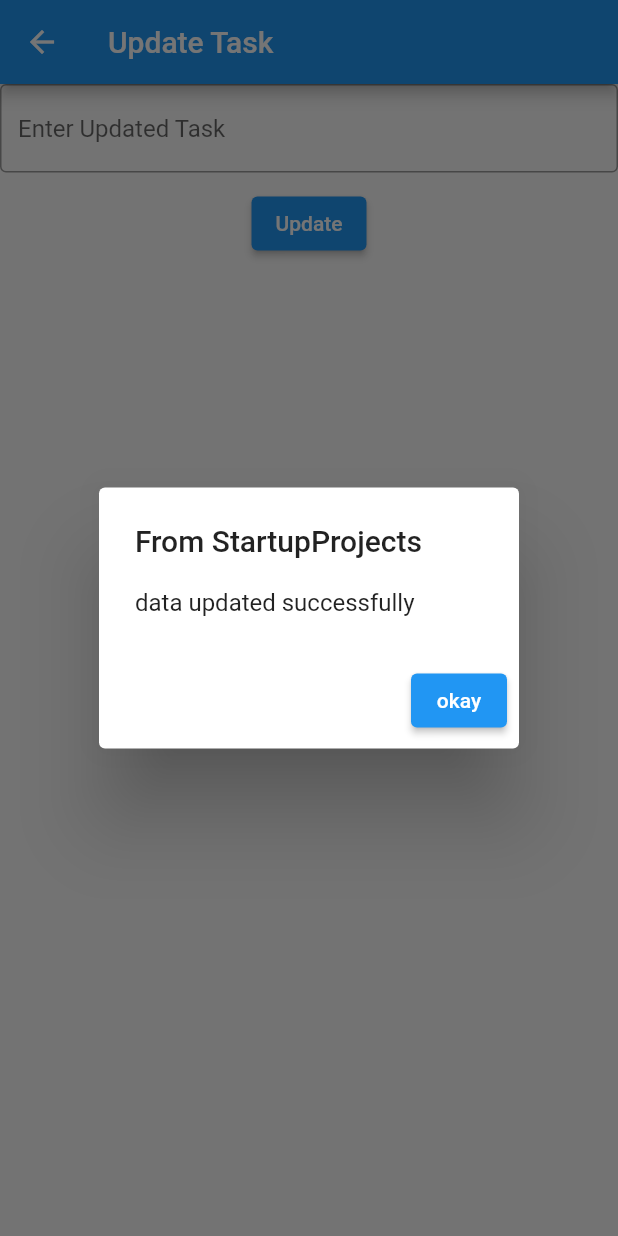
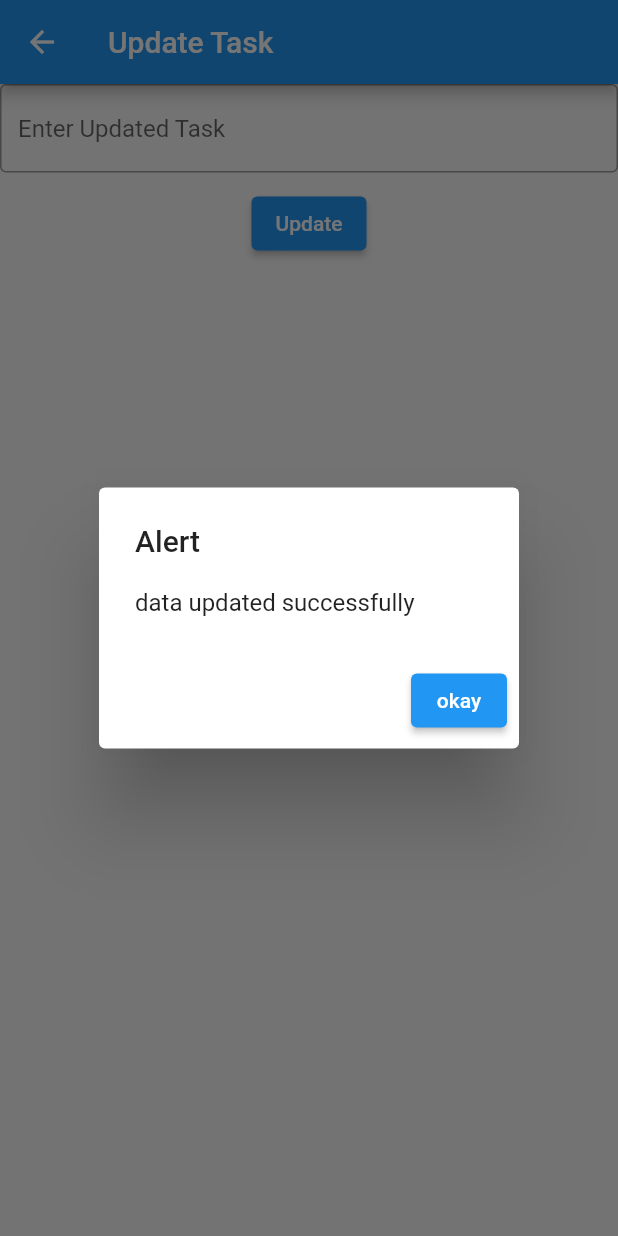
Before and after one commit to gabrialprince/Flutter_Firebase_CRUD_Operation, a Flutter app: the UpdateScreen screen opened directly with empty values, after a tap on "Update", on a phone screen of 412 x 824 dp. Run offline on Flutter 3.47's test engine with Material 2 defaults, Android fonts, the phone set to English and light mode, and no system bars; our stand-ins replace cloud_firestore, firebase_core; accounts and stored records are empty.

Commit message:
some changes

```diff
--- a/lib/screens/update_screen.dart
+++ b/lib/screens/update_screen.dart
@@ -20,7 +20,7 @@ class _UpdateScreenState extends State<UpdateScreen> {
     showDialog(
         context: context,
         builder: (ctx) => AlertDialog(
-              title: const Text("From StartupProjects"),
+              title: const Text("Alert"),
               content: Text(msg),
               actions: <Widget>[
                 // ignore: deprecated_member_use
```
